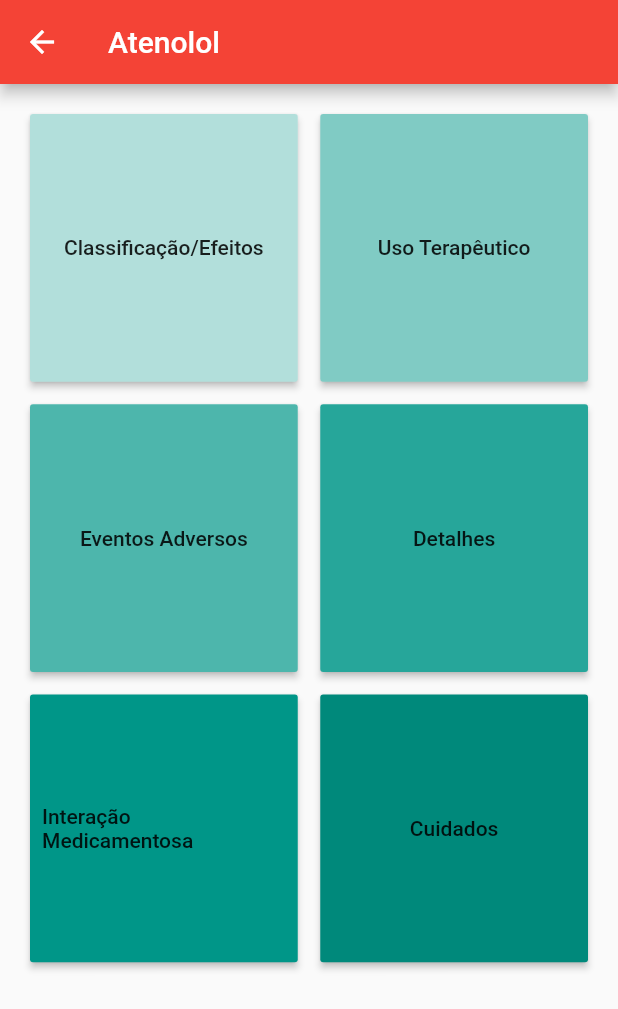
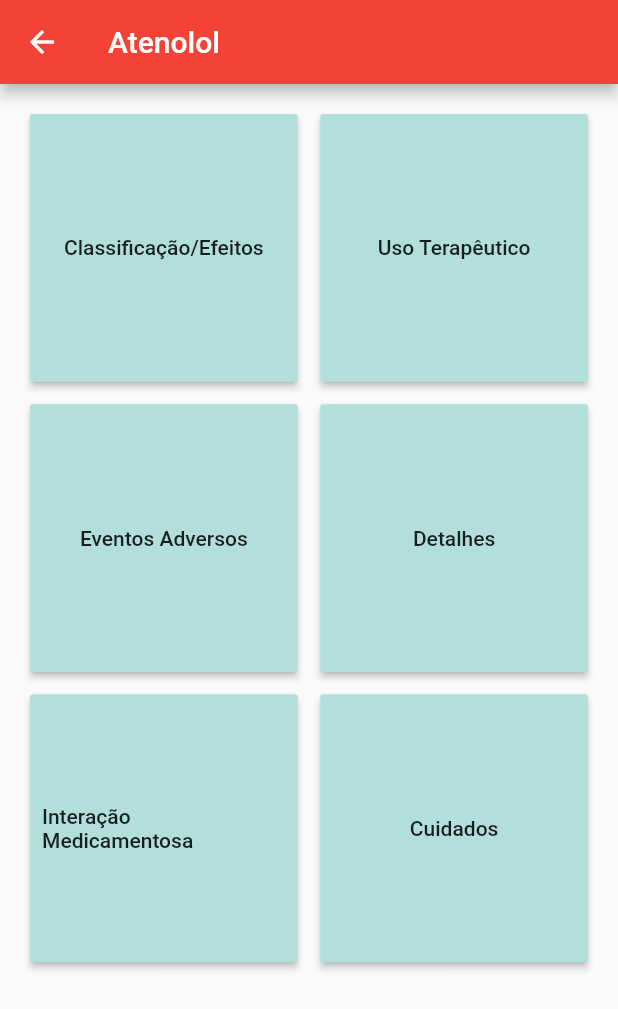
Before and after one commit to karinaplemos/cardio_help, a Flutter app: the screen it shows after launch, after a tap on "Atenolol", on a phone screen of 412 x 824 dp. Shown: the top 1009 px of the screen. Run offline on Flutter 3.47's test engine with Material 2 defaults, Android fonts, the phone set to English and light mode, and no system bars.

Commit message:
Criação das páginas dos tópicos
Foram criadas as páginas de cada tópico

```diff
--- a/cardio_help/lib/pages/DrugsPage/Tabs/CareTab.dart
+++ b/cardio_help/lib/pages/DrugsPage/Tabs/CareTab.dart
@@ -12,7 +12,8 @@ class CareTab extends StatefulWidget{
 class _CareTabState extends State<CareTab>{
   @override
   Widget build(BuildContext context){
-    return ListView.builder(
+    return Scaffold(
+      body:ListView.builder(
         padding: theme.left80,                 // Espaço necessário por causa das abas verticais
         itemCount: (widget.drug["care"].length + 1), // Acrescento +1 por causa do título
         itemBuilder: (context, index){
@@ -35,6 +36,6 @@ class _CareTabState extends State<CareTab>{
               );
           }
         },
-      );
+      ));
   }
 }
--- a/cardio_help/lib/pages/DrugsPage/Tabs/ClassificationTab.dart
+++ b/cardio_help/lib/pages/DrugsPage/Tabs/ClassificationTab.dart
@@ -11,7 +11,8 @@ class ClassificationTab extends StatefulWidget{
 class _ClassificationTabState extends State<ClassificationTab>{
   @override
   Widget build(BuildContext context) {
-    return Container(
+      return Scaffold(
+      body:Container(
       padding: theme.left80,
       child:ListView(
         children: <Widget>[
@@ -30,6 +31,7 @@ class _ClassificationTabState extends State<ClassificationTab>{
 
           ],
       )
+    ),
     );
   }
 
--- a/cardio_help/lib/pages/DrugsPage/Tabs/InteractionTab.dart
+++ b/cardio_help/lib/pages/DrugsPage/Tabs/InteractionTab.dart
@@ -13,7 +13,8 @@ class InteractionTab extends StatefulWidget{
 class _InteractionTabState extends State<InteractionTab>{
   @override
   Widget build(BuildContext context) {
-    return
+    return Scaffold(
+      body:
           ListView.builder(
             padding: theme.left80,
             itemCount: (widget.drug["interactionMed"].length + 1),
@@ -50,7 +51,7 @@ class _InteractionTabState extends State<InteractionTab>{
                 );
               }
             },
-          );
+          ));
 
 
   }
--- a/cardio_help/lib/pages/DrugsPage/drugsPage.dart
+++ b/cardio_help/lib/pages/DrugsPage/drugsPage.dart
@@ -1,4 +1,10 @@
 import 'package:flutter/material.dart';
+import 'package:cardio_help/pages/DrugsPage/Tabs/CareTab.dart';
+import 'package:cardio_help/pages/DrugsPage/Tabs/DetailsTab.dart';
+import 'package:cardio_help/pages/DrugsPage/Tabs/InteractionTab.dart';
+import 'package:cardio_help/pages/DrugsPage/Tabs/ClassificationTab.dart';
+import 'package:cardio_help/pages/DrugsPage/Tabs/AdverseReactionTab.dart';
+import 'package:cardio_help/pages/DrugsPage/Tabs/TherapeuticUse.dart';
 
 class DrugsPage extends StatefulWidget {
   final Map medicamento;
@@ -16,6 +22,21 @@ class DrugsPage extends StatefulWidget {
 
 class _DrugsPageState extends State<DrugsPage> {
   List topicos = ['Classificação/Efeitos','Uso Terapêutico','Eventos Adversos', 'Detalhes', 'Interação Medicamentosa','Cuidados'];
+  List tabs;
+
+  @override
+  void initState() {
+    this.tabs = [
+      ClassificationTab(drug: widget.medicamento,),    //Classificação/Efeitos
+      TherapeuticUseTab(drug: widget.medicamento,),    //Uso Terapêutico
+      AdverseReactionTab(drug: widget.medicamento,),   //Evento Adverso
+      DetailsTab(drug: widget.medicamento,),           //Detalhes
+      InteractionTab(drug: widget.medicamento,),       //Interação
+      CareTab(drug: widget.medicamento,),              //Cuidados
+  ];
+
+  super.initState();
+  }
 
   @override
   Widget build(BuildContext context) {
@@ -24,7 +45,28 @@ class _DrugsPageState extends State<DrugsPage> {
           backgroundColor: Colors.red,
           title: Text(widget.medicamento["name"]),
         ),
-        body:  GridView.count(
+        body: GridView.count(
+        crossAxisCount: 2,
+        padding: const EdgeInsets.all(20),
+        crossAxisSpacing: 15,
+        mainAxisSpacing: 15,
+        children: List.generate(topicos.length, (currentSelectedIndex) {
+            return RaisedButton(
+              onPressed: () {
+                  Navigator.of(context).push(
+                      MaterialPageRoute(
+                        builder: (context) => tabs[currentSelectedIndex],
+                      )
+                  );
+              },
+              padding: const EdgeInsets.all(8),
+              child: Text(topicos[currentSelectedIndex]),
+              color: Colors.teal[100],
+                );
+          }),
+        ),
+/*        )
+         GridView.count(
             primary: false,
             padding: const EdgeInsets.all(20),
             crossAxisSpacing: 15,
@@ -81,6 +123,7 @@ class _DrugsPageState extends State<DrugsPage> {
                 ),
             ],
       ),
+      */
 
         //        Text("Diluição"),
         //        Text(widget.medicamento["dilution"]),
@@ -98,9 +141,4 @@ class _DrugsPageState extends State<DrugsPage> {
             //    )
   );
   }
-
-  returnWidget( ){
-
-  }
-
 }
```
Also changed, not shown: cardio_help/lib/pages/DrugsPage/Tabs/AdverseReactionTab.dart (+5 -5 lines), cardio_help/lib/pages/DrugsPage/Tabs/DetailsTab.dart (+19 -25 lines), cardio_help/lib/pages/DrugsPage/Tabs/TherapeuticUse.dart (+4 -3 lines), cardio_help/lib/theme/theme.dart (added, +21 -0 lines).
